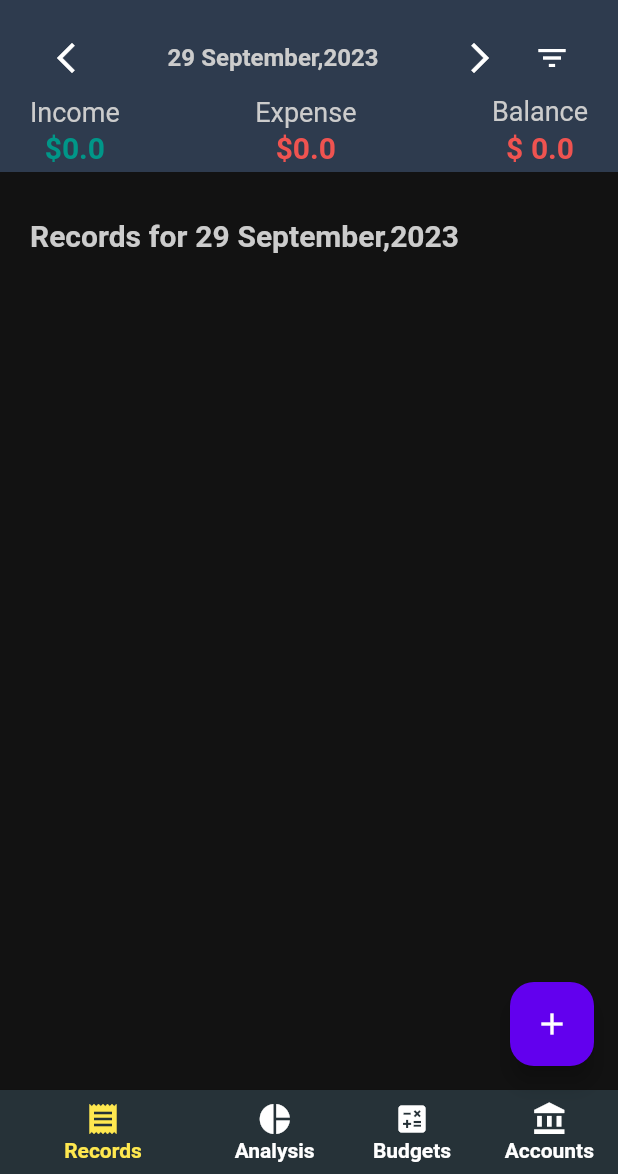
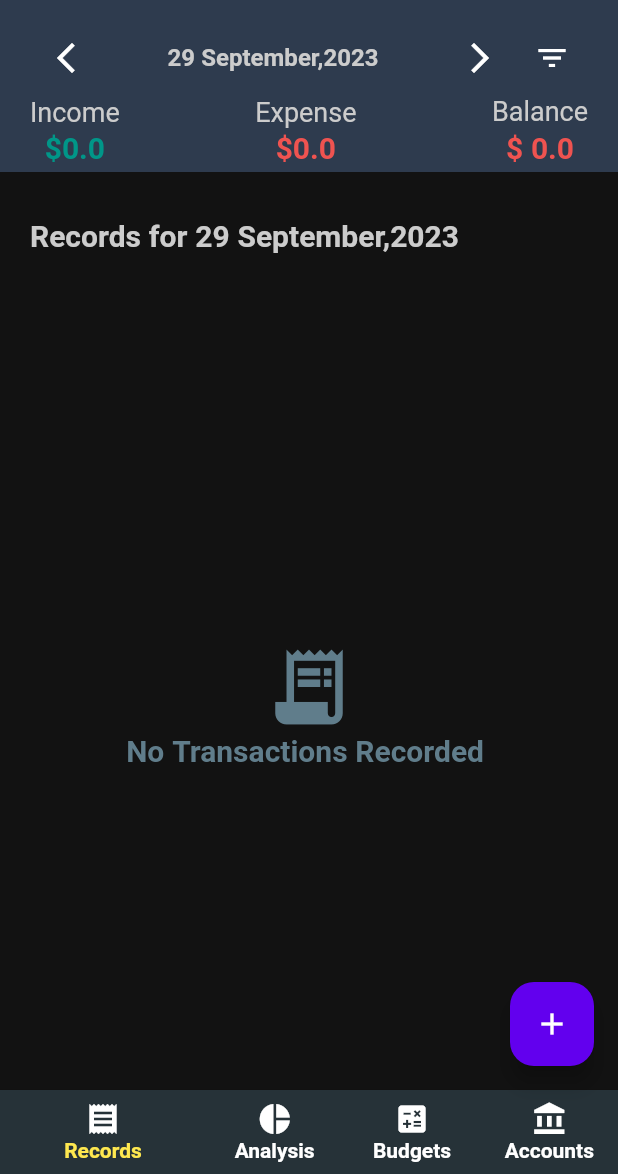
Before and after one commit to JeetDalal/expense-manager, a Flutter app: the screen it shows after launch, after a tap on the "arrow forward ios" icon, on a phone screen of 412 x 824 dp, the part 62-1236 px from its top. Run offline on Flutter 3.47's test engine with Material 3 defaults, Android fonts, the phone set to English and light mode, and no system bars; our stand-ins replace fl_chart, google_fonts, sqflite; missing offline and left inert: dart:ffi; accounts and stored records are empty.

Commit message:
records screen changed

```diff
--- a/lib/screens/records.dart
+++ b/lib/screens/records.dart
@@ -59,7 +59,10 @@ class _RecordsState extends State<Records> {
             ),
             SizedBox(
               height: 500,
-              child: ListView.builder(
+              child: Consumer<DataProvider>(
+                builder: (context, value, child) {
+                  return value.transactionList.isNotEmpty
+                      ? ListView.builder(
                           itemCount: dateProvider.transactionList.length,
                           itemBuilder: (context, index) {
                             // print(databaseProvider.transactionList)
@@ -67,11 +70,17 @@ class _RecordsState extends State<Records> {
                               children: [
                                 OrderTile(
                                   cat: dateProvider.transactionList[index].tCat,
-                          amount: dateProvider.transactionList[index].tAmt,
-                          date: dateProvider.transactionList[index].tDate,
-                          desc: dateProvider.transactionList[index].tDesc ?? "",
-                          title: dateProvider.transactionList[index].tName,
-                          type: dateProvider.transactionList[index].tType,
+                                  amount:
+                                      dateProvider.transactionList[index].tAmt,
+                                  date:
+                                      dateProvider.transactionList[index].tDate,
+                                  desc: dateProvider
+                                          .transactionList[index].tDesc ??
+                                      "",
+                                  title:
+                                      dateProvider.transactionList[index].tName,
+                                  type:
+                                      dateProvider.transactionList[index].tType,
                                 ),
                                 index != dateProvider.transactionList.length - 1
                                     ? const Divider(
@@ -81,7 +90,32 @@ class _RecordsState extends State<Records> {
                                     : Container(),
                               ],
                             );
-                  }),
+                          })
+                      : value.transactionList.isEmpty
+                          ? Center(
+                              child: Column(
+                                mainAxisAlignment: MainAxisAlignment.center,
+                                children: [
+                                  const Icon(
+                                    Icons.receipt_long,
+                                    color: Colors.blueGrey,
+                                    size: 60,
+                                  ),
+                                  Text(
+                                    "No Transactions Recorded ",
+                                    style: Theme.of(context)
+                                        .primaryTextTheme
+                                        .titleLarge!
+                                        .copyWith(
+                                          color: Colors.blueGrey,
+                                        ),
+                                  ),
+                                ],
+                              ),
+                            )
+                          : Container();
+                },
+              ),
             ),
           ],
         ),
--- a/lib/utils/bnavbar.dart
+++ b/lib/utils/bnavbar.dart
@@ -2,6 +2,8 @@ import 'dart:developer';
 
 import 'package:flutter/material.dart';
 import 'package:money_manager/screens/home.dart';
+import 'package:money_manager/utils/themes.dart';
+import 'package:provider/provider.dart';
 
 class BNavBar extends StatefulWidget {
   const BNavBar({super.key});
@@ -15,6 +17,7 @@ int index = 0;
 class _BNavBarState extends State<BNavBar> {
   @override
   Widget build(BuildContext context) {
+    final themeProvider = Provider.of<ThemeProvider>(context);
     return BottomNavigationBar(
       showSelectedLabels: true,
       selectedLabelStyle:
@@ -33,31 +36,40 @@ class _BNavBarState extends State<BNavBar> {
             ),
             curve: Curves.linear);
       },
+      selectedIconTheme: const IconThemeData(
+        color: Color(0xffffe84f),
+      ),
       showUnselectedLabels: true,
       selectedItemColor: const Color(0xffffe84f),
       items: [
         BottomNavigationBarItem(
-          backgroundColor: Colors.blueGrey[900],
+          backgroundColor: themeProvider.isDark
+              ? Colors.blueGrey[900]
+              : Colors.blueGrey[800],
           icon: Icon(
             Icons.receipt,
+            color: Colors.white,
           ),
           label: 'Records',
         ),
         BottomNavigationBarItem(
           icon: Icon(
             Icons.pie_chart,
+            color: Colors.white,
           ),
           label: 'Analysis',
         ),
         BottomNavigationBarItem(
           icon: Icon(
             Icons.calculate,
+            color: Colors.white,
           ),
           label: 'Budgets',
         ),
         BottomNavigationBarItem(
           icon: Icon(
             Icons.account_balance,
+            color: Colors.white,
           ),
           label: 'Accounts',
         ),
--- a/lib/utils/order_tile.dart
+++ b/lib/utils/order_tile.dart
@@ -1,4 +1,6 @@
 import 'package:flutter/material.dart';
+import 'package:money_manager/utils/themes.dart';
+import 'package:provider/provider.dart';
 
 class OrderTile extends StatelessWidget {
   final String title;
@@ -19,6 +21,7 @@ class OrderTile extends StatelessWidget {
 
   @override
   Widget build(BuildContext context) {
+    final themeProvider = Provider.of<ThemeProvider>(context);
     late IconData icon;
     switch (cat) {
       case "Food":
@@ -37,7 +40,7 @@ class OrderTile extends StatelessWidget {
     return ListTile(
       leading: Icon(
         icon,
-        color: Colors.yellow,
+        color: themeProvider.isDark ? Colors.yellow : Colors.blueGrey[900],
         size: 50,
       ),
       title: Text(
```
Also changed, not shown: lib/screens/analysis.dart (+26 -1 lines), lib/services/db_service.dart (+25 -0 lines), lib/utils/data_provider.dart (+20 -0 lines). Lines whose indentation alone changed are shown as unchanged.
